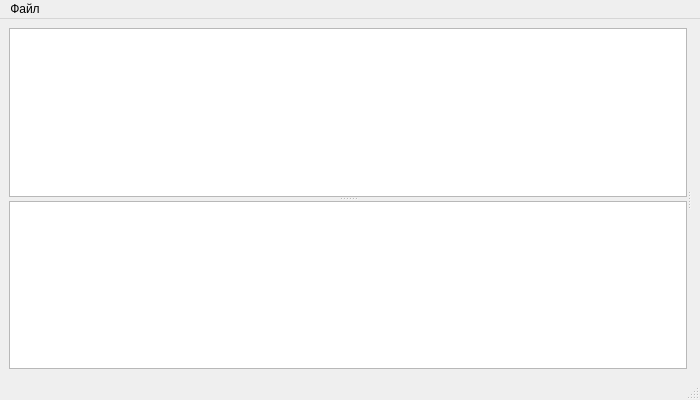
Above: dh-software/applications/dh_viewer/main_window.ui from Prisyazhniuk/dh_software before the change. Below: the same form after it.
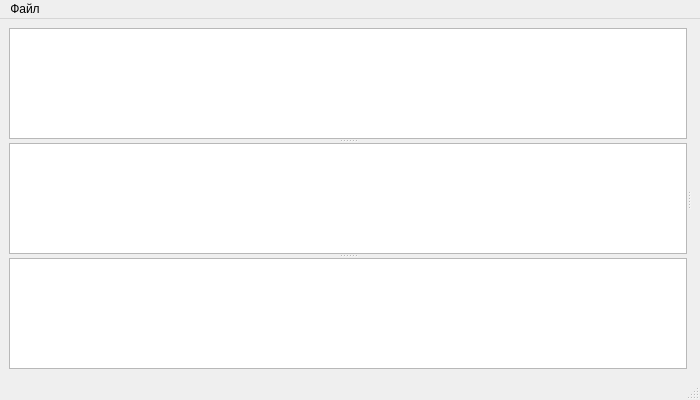
That is the form after the change.

```diff
--- a/dh-software/applications/dh_viewer/main_window.ui
+++ b/dh-software/applications/dh_viewer/main_window.ui
@@ -25,6 +25,7 @@
         <enum>Qt::Vertical</enum>
        </property>
        <widget class="QTreeView" name="files_tree_view"/>
+       <widget class="QTableView" name="settings_view"/>
        <widget class="QTableView" name="statistics_view"/>
       </widget>
       <widget class="QWidget" name="verticalLayoutWidget_2">
```
